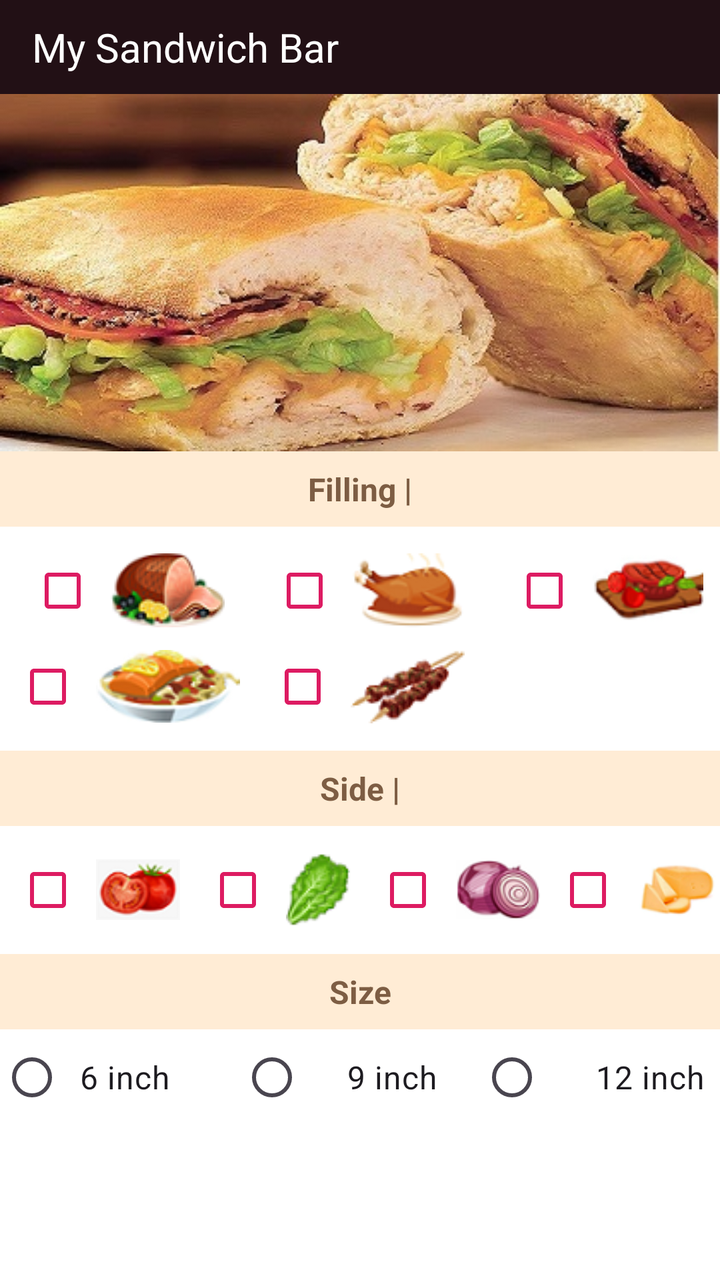
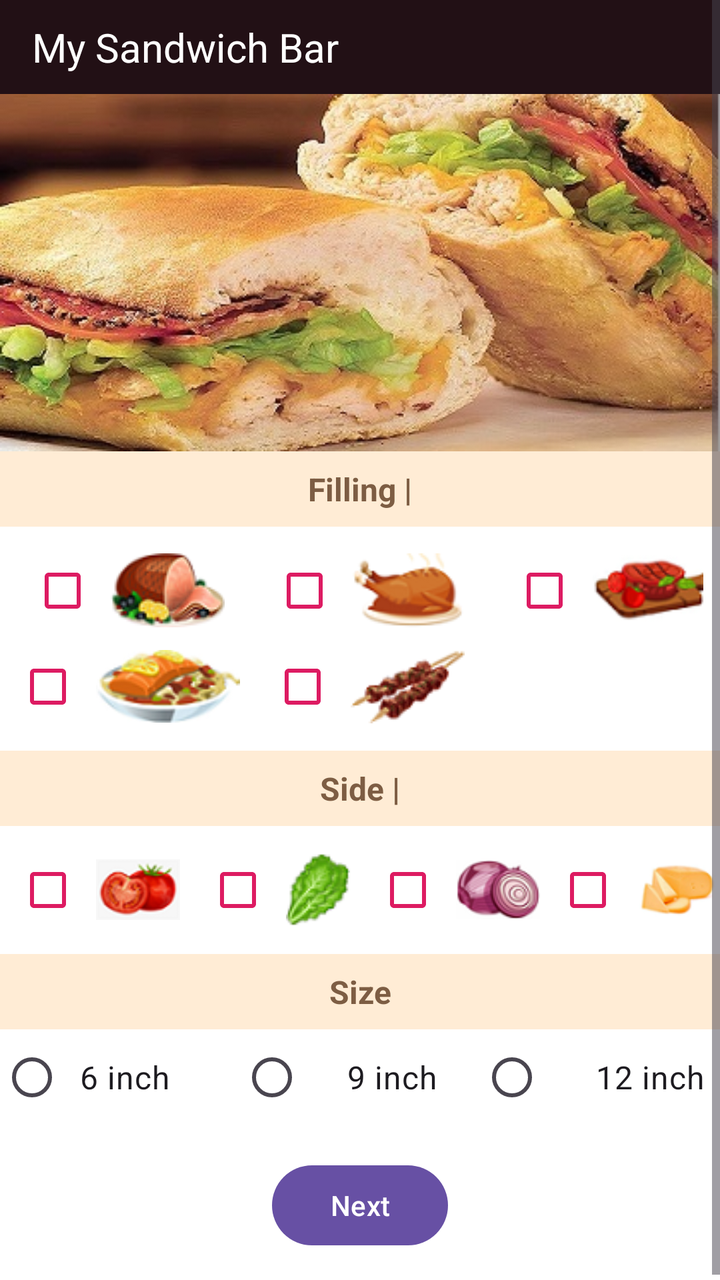

Screens rendered from an Android XML layout before and after an edit, with the pre-edit source and the edit as a unified diff.
<!-- AndroidManifest.xml: application theme Theme.COS30017Assignmemt3Task1 -->
<!-- res/layout/fragment_order_options.xml -->
<?xml version="1.0" encoding="utf-8"?>
<ScrollView xmlns:android="http://schemas.android.com/apk/res/android"
	android:layout_width="match_parent"
	android:layout_height="match_parent"
	android:background="@color/page_background"
	android:fillViewport="true">

	<LinearLayout
		android:layout_width="match_parent"
		android:layout_height="wrap_content"
		android:orientation="vertical">

		
		<TextView
			android:layout_width="match_parent"
			android:layout_height="wrap_content"
			android:background="@color/header_background"
			android:gravity="start|center_vertical"
			android:paddingStart="16dp"
			android:paddingTop="10dp"
			android:paddingBottom="10dp"
			android:text="@string/app_title"
			android:textColor="@color/header_text"
			android:textSize="20sp"
			android:textStyle="normal" />

		
		<ImageView
			android:layout_width="match_parent"
			android:layout_height="wrap_content"
			android:adjustViewBounds="true"
			android:contentDescription="@null"
			android:scaleType="fitCenter"
			android:src="@drawable/sandwiches" />

		

		<LinearLayout
			android:layout_width="match_parent"
			android:layout_height="wrap_content"
			android:orientation="vertical">

			
			<TextView
				android:id="@+id/fillingSelection"
				android:layout_width="match_parent"
				android:layout_height="wrap_content"
				android:background="@color/section_background"
				android:gravity="center"
				android:padding="8dp"
				android:text="@string/filling_selection"
				android:textColor="@color/section_text"
				android:textSize="16sp"
				android:textStyle="bold" />

			
			<LinearLayout
				android:layout_width="match_parent"
				android:layout_height="wrap_content"
				android:background="@color/page_background"
				android:orientation="vertical"
				android:paddingTop="8dp"
				android:paddingBottom="8dp">

				
				<LinearLayout
					android:layout_width="match_parent"
					android:layout_height="wrap_content"
					android:gravity="center"
					android:orientation="horizontal">

					
					<LinearLayout
						android:layout_width="0dp"
						android:layout_height="wrap_content"
						android:layout_weight="1"
						android:gravity="center"
						android:orientation="horizontal">

						<CheckBox
							android:id="@+id/checkHam"
							android:layout_width="wrap_content"
							android:layout_height="wrap_content"
							android:buttonTint="@color/option_color" />

						<ImageView
							android:layout_width="wrap_content"
							android:layout_height="37dp"
							android:adjustViewBounds="true"
							android:contentDescription="@string/content_ham"
							android:scaleType="fitCenter"
							android:src="@drawable/cut_ham_icon" />

					</LinearLayout>

					
					<LinearLayout
						android:layout_width="0dp"
						android:layout_height="wrap_content"
						android:layout_weight="1"
						android:gravity="center"
						android:orientation="horizontal">

						<CheckBox
							android:id="@+id/checkChicken"
							android:layout_width="wrap_content"
							android:layout_height="wrap_content"
							android:buttonTint="@color/option_color" />

						<ImageView
							android:layout_width="wrap_content"
							android:layout_height="37dp"
							android:adjustViewBounds="true"
							android:contentDescription="@string/content_chicken"
							android:scaleType="fitCenter"
							android:src="@drawable/chicken_icon" />

					</LinearLayout>

					
					<LinearLayout
						android:layout_width="0dp"
						android:layout_height="wrap_content"
						android:layout_weight="1"
						android:gravity="center"
						android:orientation="horizontal">

						<CheckBox
							android:id="@+id/checkBeef"
							android:layout_width="wrap_content"
							android:layout_height="wrap_content"
							android:buttonTint="@color/option_color" />

						<ImageView
							android:layout_width="wrap_content"
							android:layout_height="37dp"
							android:adjustViewBounds="true"
							android:contentDescription="@string/content_beef"
							android:scaleType="fitCenter"
							android:src="@drawable/beef_icon" />

					</LinearLayout>

				</LinearLayout>

				
				<LinearLayout
					android:layout_width="match_parent"
					android:layout_height="wrap_content"
					android:gravity="center"
					android:orientation="horizontal">

					
					<LinearLayout
						android:layout_width="0dp"
						android:layout_height="wrap_content"
						android:layout_weight="1"
						android:gravity="center"
						android:orientation="horizontal">

						<CheckBox
							android:id="@+id/checkSalmon"
							android:layout_width="wrap_content"
							android:layout_height="wrap_content"
							android:buttonTint="@color/option_color" />

						<ImageView
							android:layout_width="wrap_content"
							android:layout_height="37dp"
							android:adjustViewBounds="true"
							android:contentDescription="@string/content_salmon"
							android:scaleType="fitCenter"
							android:src="@drawable/salmon_icon" />

					</LinearLayout>

					
					<LinearLayout
						android:layout_width="0dp"
						android:layout_height="wrap_content"
						android:layout_weight="1"
						android:gravity="center"
						android:orientation="horizontal">

						<CheckBox
							android:id="@+id/checkKebab"
							android:layout_width="wrap_content"
							android:layout_height="wrap_content"
							android:buttonTint="@color/option_color" />

						<ImageView
							android:layout_width="wrap_content"
							android:layout_height="37dp"
							android:adjustViewBounds="true"
							android:contentDescription="@string/content_kebab"
							android:scaleType="fitCenter"
							android:src="@drawable/kebab_icon2" />

					</LinearLayout>

					
					<Space
						android:layout_width="0dp"
						android:layout_height="1dp"
						android:layout_weight="1" />

				</LinearLayout>

			</LinearLayout>

		</LinearLayout>

		

		<LinearLayout
			android:layout_width="match_parent"
			android:layout_height="wrap_content"
			android:orientation="vertical">

			
			<TextView
				android:id="@+id/sideSelection"
				android:layout_width="match_parent"
				android:layout_height="wrap_content"
				android:background="@color/section_background"
				android:gravity="center"
				android:padding="8dp"
				android:text="@string/side_selection"
				android:textColor="@color/section_text"
				android:textSize="16sp"
				android:textStyle="bold" />

			
			<LinearLayout
				android:layout_width="match_parent"
				android:layout_height="wrap_content"
				android:background="@color/page_background"
				android:gravity="center"
				android:orientation="horizontal"
				android:paddingTop="8dp"
				android:paddingBottom="8dp">

				
				<LinearLayout
					android:layout_width="0dp"
					android:layout_height="wrap_content"
					android:layout_weight="1"
					android:gravity="center"
					android:orientation="horizontal">

					<CheckBox
						android:id="@+id/checkTomato"
						android:layout_width="wrap_content"
						android:layout_height="wrap_content"
						android:buttonTint="@color/option_color" />

					<ImageView
						android:layout_width="wrap_content"
						android:layout_height="37dp"
						android:adjustViewBounds="true"
						android:contentDescription="@string/content_tomato"
						android:scaleType="fitCenter"
						android:src="@drawable/tomato_icon" />

				</LinearLayout>

				
				<LinearLayout
					android:layout_width="0dp"
					android:layout_height="wrap_content"
					android:layout_weight="1"
					android:gravity="center"
					android:orientation="horizontal">

					<CheckBox
						android:id="@+id/checkLettuce"
						android:layout_width="wrap_content"
						android:layout_height="wrap_content"
						android:buttonTint="@color/option_color" />

					<ImageView
						android:layout_width="wrap_content"
						android:layout_height="37dp"
						android:adjustViewBounds="true"
						android:contentDescription="@string/content_lettuce"
						android:scaleType="fitCenter"
						android:src="@drawable/lettuce_icon" />

				</LinearLayout>

				
				<LinearLayout
					android:layout_width="0dp"
					android:layout_height="wrap_content"
					android:layout_weight="1"
					android:gravity="center"
					android:orientation="horizontal">

					<CheckBox
						android:id="@+id/checkOnion"
						android:layout_width="wrap_content"
						android:layout_height="wrap_content"
						android:buttonTint="@color/option_color" />

					<ImageView
						android:layout_width="wrap_content"
						android:layout_height="37dp"
						android:adjustViewBounds="true"
						android:contentDescription="@string/content_onion"
						android:scaleType="fitCenter"
						android:src="@drawable/onion_icon" />

				</LinearLayout>

				
				<LinearLayout
					android:layout_width="0dp"
					android:layout_height="wrap_content"
					android:layout_weight="1"
					android:gravity="center"
					android:orientation="horizontal">

					<CheckBox
						android:id="@+id/checkCheese"
						android:layout_width="wrap_content"
						android:layout_height="wrap_content"
						android:buttonTint="@color/option_color" />

					<ImageView
						android:layout_width="wrap_content"
						android:layout_height="37dp"
						android:adjustViewBounds="true"
						android:contentDescription="@string/content_cheese"
						android:scaleType="fitCenter"
						android:src="@drawable/cheese_icon" />

				</LinearLayout>

			</LinearLayout>

		</LinearLayout>

		

		<LinearLayout
			android:layout_width="match_parent"
			android:layout_height="wrap_content"
			android:orientation="vertical">

			
			<TextView
				android:id="@+id/sizeSelection"
				android:layout_width="match_parent"
				android:layout_height="wrap_content"
				android:background="@color/section_background"
				android:gravity="center"
				android:padding="8dp"
				android:text="@string/size_selection"
				android:textColor="@color/section_text"
				android:textSize="16sp"
				android:textStyle="bold" />

			
			<RadioGroup
				android:id="@+id/radioSize"
				android:layout_width="match_parent"
				android:layout_height="wrap_content"
				android:background="@color/page_background"
				android:gravity="center_vertical"
				android:orientation="horizontal">

				
				<RadioButton
					android:id="@+id/radio6Inch"
					android:layout_width="0dp"
					android:layout_height="wrap_content"
					android:layout_weight="1"
					android:buttonTint="@color/option_color"
					android:gravity="start|center_vertical"
					android:paddingStart="8dp"
					android:text="@string/size_6_inch"
					android:textSize="16sp" />

				
				<RadioButton
					android:id="@+id/radio9Inch"
					android:layout_width="0dp"
					android:layout_height="wrap_content"
					android:layout_weight="1"
					android:buttonTint="@color/option_color"
					android:gravity="center"
					android:text="@string/size_9_inch"
					android:textSize="16sp" />

				
				<RadioButton
					android:id="@+id/radio12Inch"
					android:layout_width="0dp"
					android:layout_height="wrap_content"
					android:layout_weight="1"
					android:buttonTint="@color/option_color"
					android:gravity="end|center_vertical"
					android:paddingEnd="8dp"
					android:text="@string/size_12_inch"
					android:textSize="16sp" />

			</RadioGroup>

		</LinearLayout>

	</LinearLayout>

</ScrollView>
<!-- resources referenced by this layout -->
<resources>
  <color name="header_background">#221015</color>
  <color name="header_text">#FFFFFF</color>
  <color name="option_color">#DD1B62</color>
  <color name="page_background">#FFFFFF</color>
  <color name="section_background">#FFECD5</color>
  <color name="section_text">#7D5D43</color>
  <!-- drawable beef_icon: png bitmap (drawable, 7162 bytes) -->
  <!-- drawable cheese_icon: png bitmap (drawable, 6614 bytes) -->
  <!-- drawable chicken_icon: png bitmap (drawable, 6839 bytes) -->
  <!-- drawable cut_ham_icon: png bitmap (drawable, 7904 bytes) -->
  <!-- drawable kebab_icon2: png bitmap (drawable, 5869 bytes) -->
  <!-- drawable lettuce_icon: png bitmap (drawable, 5529 bytes) -->
  <!-- drawable onion_icon: png bitmap (drawable, 7836 bytes) -->
  <!-- drawable salmon_icon: png bitmap (drawable, 6133 bytes) -->
  <!-- drawable sandwiches: jpg bitmap (drawable, 54225 bytes) -->
  <!-- drawable tomato_icon: png bitmap (drawable, 6981 bytes) -->
  <string name="app_title">My Sandwich Bar</string>
  <string name="content_beef">Beef Steak</string>
  <string name="content_cheese">Cheese</string>
  <string name="content_chicken">Roasted Chicken</string>
  <string name="content_ham">Ham</string>
  <string name="content_kebab">Kebab</string>
  <string name="content_lettuce">Lettuce</string>
  <string name="content_onion">Onion</string>
  <string name="content_salmon">Grilled Salmon</string>
  <string name="content_tomato">Tomato</string>
  <string name="filling_selection">Filling |</string>
  <string name="side_selection">Side |</string>
  <string name="size_12_inch">12 inch</string>
  <string name="size_6_inch">6 inch</string>
  <string name="size_9_inch">9 inch</string>
  <string name="size_selection">Size</string>
  <style name="Theme.COS30017Assignmemt3Task1" parent="Base.Theme.COS30017Assignmemt3Task1" />
  <style name="Base.Theme.COS30017Assignmemt3Task1" parent="Theme.Material3.DayNight.NoActionBar">
  		
  		
  	</style>
</resources>

<!-- the commit's change to res/layout/fragment_order_options.xml (unified diff, before → after) -->
@@ -408,6 +408,15 @@
 
 		</LinearLayout>
 
+		<Button
+			android:id="@+id/buttonNext"
+			android:layout_width="wrap_content"
+			android:layout_height="wrap_content"
+			android:layout_gravity="center_horizontal"
+			android:layout_marginTop="16dp"
+			android:layout_marginBottom="16dp"
+			android:text="@string/next" />
+
 	</LinearLayout>
 
 </ScrollView>
<!-- resource entries referenced after the edit -->
@@ -27,6 +27,7 @@
   <string name="content_salmon">Grilled Salmon</string>
   <string name="content_tomato">Tomato</string>
   <string name="filling_selection">Filling |</string>
+  <string name="next">Next</string>
   <string name="side_selection">Side |</string>
   <string name="size_12_inch">12 inch</string>
   <string name="size_6_inch">6 inch</string>
